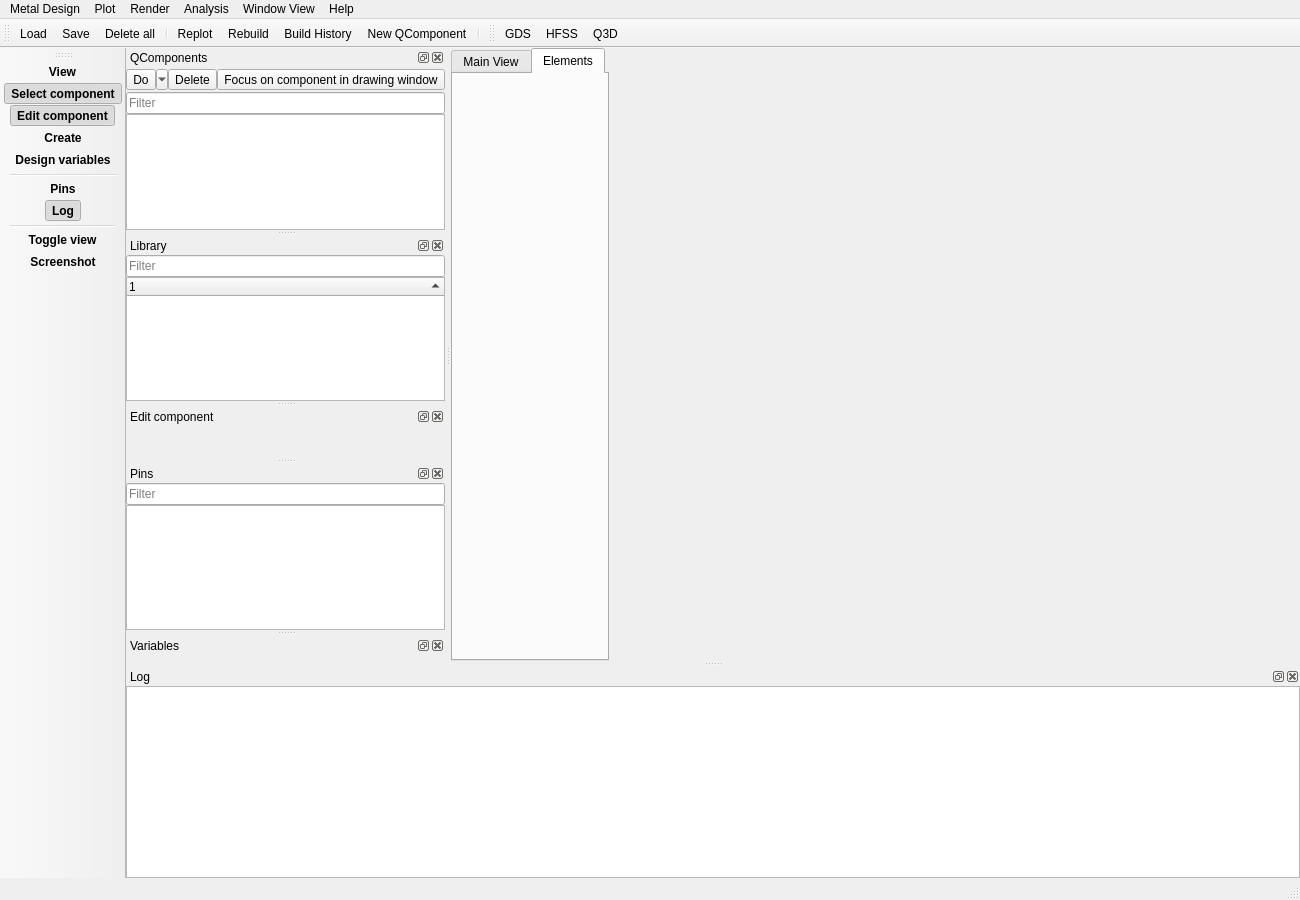
First picture: the form in qiskit_metal/_gui/main_window_ui.ui, repository qiskit-community/qiskit-metal, before the edit.
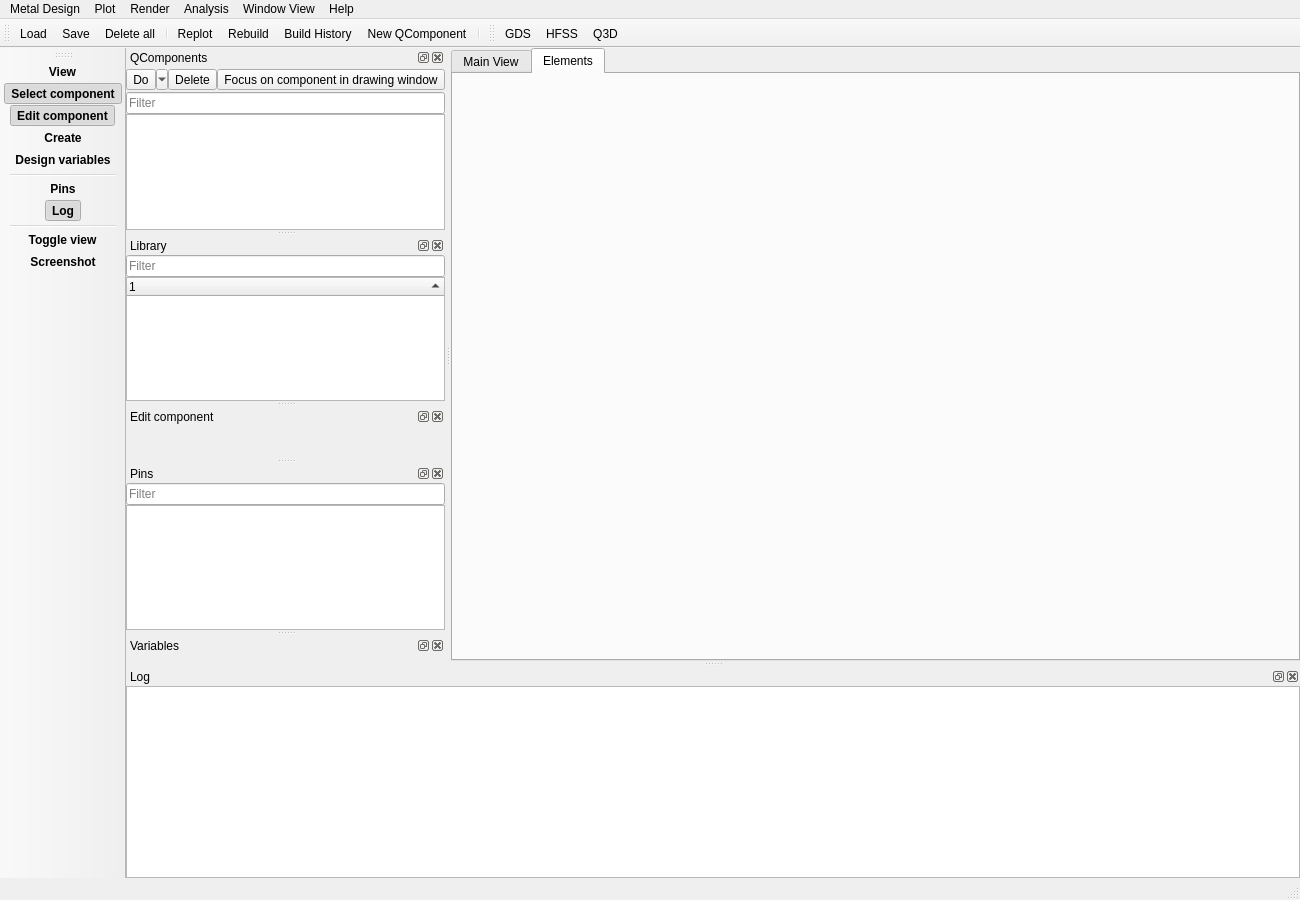
Second picture: the form after the edit. Icons and pictures are not drawn. Custom widgets are drawn as their Qt base class.

Commit message: main window form layout to vertical layout

What changed in the file:
```diff
--- a/qiskit_metal/_gui/main_window_ui.ui
+++ b/qiskit_metal/_gui/main_window_ui.ui
@@ -39,8 +39,10 @@
    <set>QMainWindow::AllowNestedDocks|QMainWindow::AllowTabbedDocks|QMainWindow::AnimatedDocks|QMainWindow::GroupedDragging</set>
   </property>
   <widget class="QWidget" name="centralwidget">
-   <layout class="QFormLayout" name="formLayout">
-    <property name="leftMargin">
+   <layout class="QVBoxLayout" name="verticalLayout">
+    <property name="spacing">
+     <number>0</number>
+    </property>    <property name="leftMargin">
      <number>0</number>
     </property>
     <property name="topMargin">
@@ -52,7 +54,7 @@
     <property name="bottomMargin">
      <number>0</number>
     </property>
-    <item row="0" column="0">
+    <item>
      <widget class="QTabWidget" name="tabWidget">
       <property name="currentIndex">
        <number>1</number>
```
The commit also changes 10 other files.
